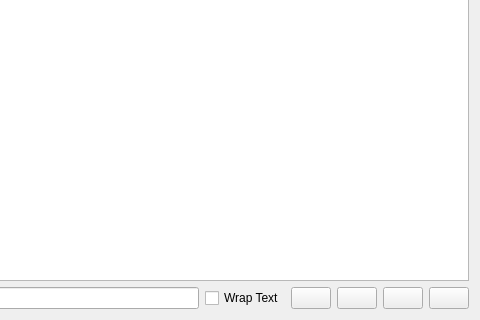
Qt form src/SeerConsoleWidget.ui (epasveer/seer) before a commit; both pictures show x 411 to 891 and y 269 to 589 of the 891 by 589 pixel window.
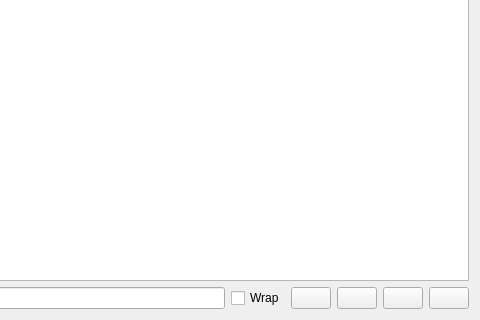
The same form after that commit. Icons and pictures are not drawn. Custom widgets are drawn as their Qt base class.

What changed in the file:
```diff
--- a/src/SeerConsoleWidget.ui
+++ b/src/SeerConsoleWidget.ui
@@ -57,7 +57,7 @@
       <string/>
      </property>
      <property name="text">
-      <string>Wrap Text</string>
+      <string>Wrap</string>
      </property>
     </widget>
    </item>
```
